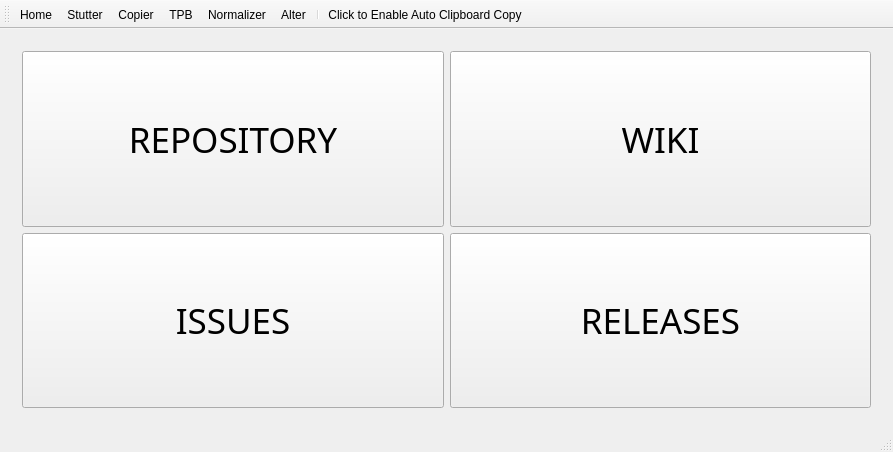
Before: the Qt Designer form ui/mainwindow.ui in Eve-ning/reamber, drawn with Qt 5.
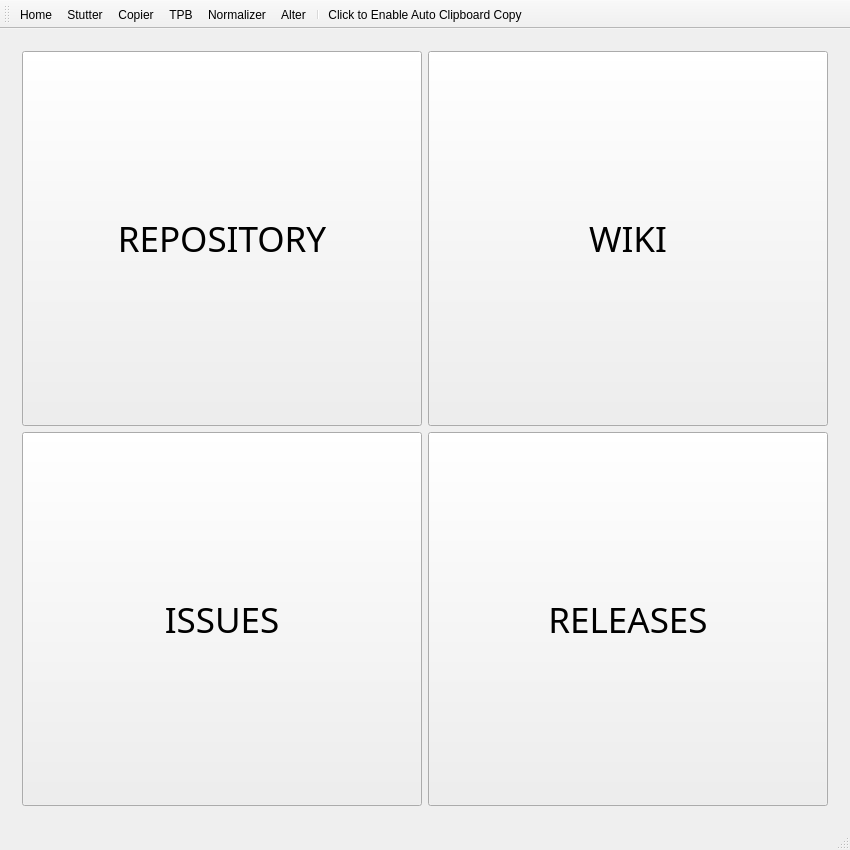
After: the same form once the commit is applied. Icons and pictures are not drawn. Custom widgets are drawn as their Qt base class.

Commit message: Adjust mainwindow size

Diff of the .ui file:
```diff
--- a/ui/mainwindow.ui
+++ b/ui/mainwindow.ui
@@ -6,8 +6,8 @@
    <rect>
     <x>0</x>
     <y>0</y>
-    <width>893</width>
-    <height>452</height>
+    <width>850</width>
+    <height>850</height>
    </rect>
   </property>
   <property name="windowTitle">
```
